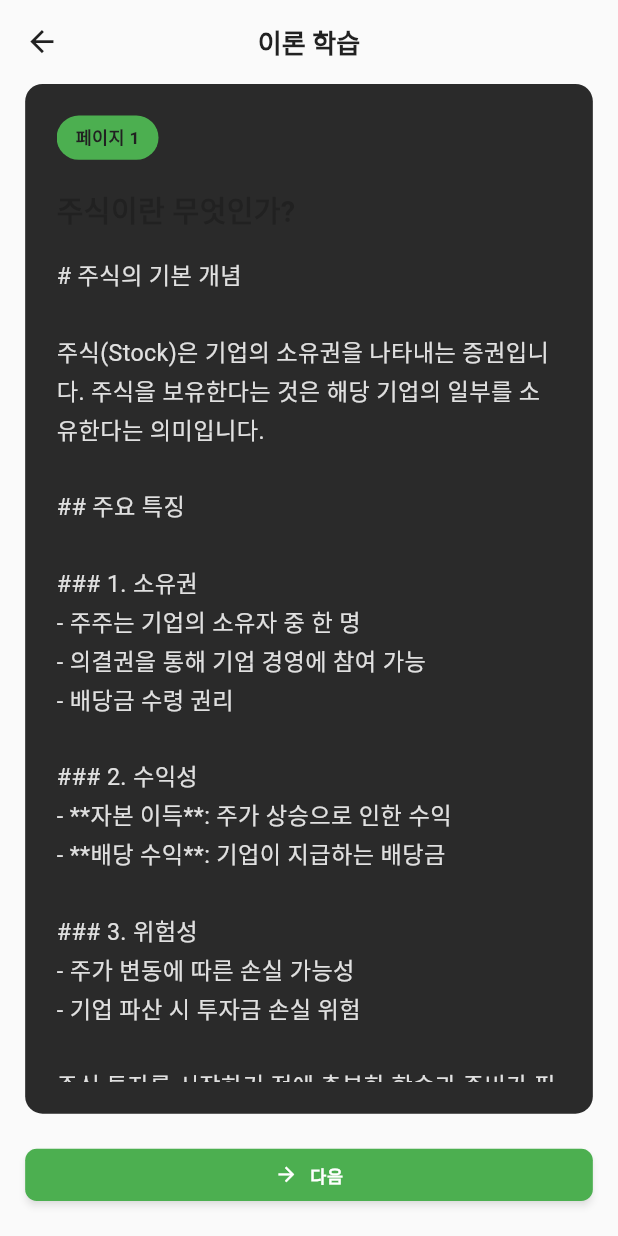
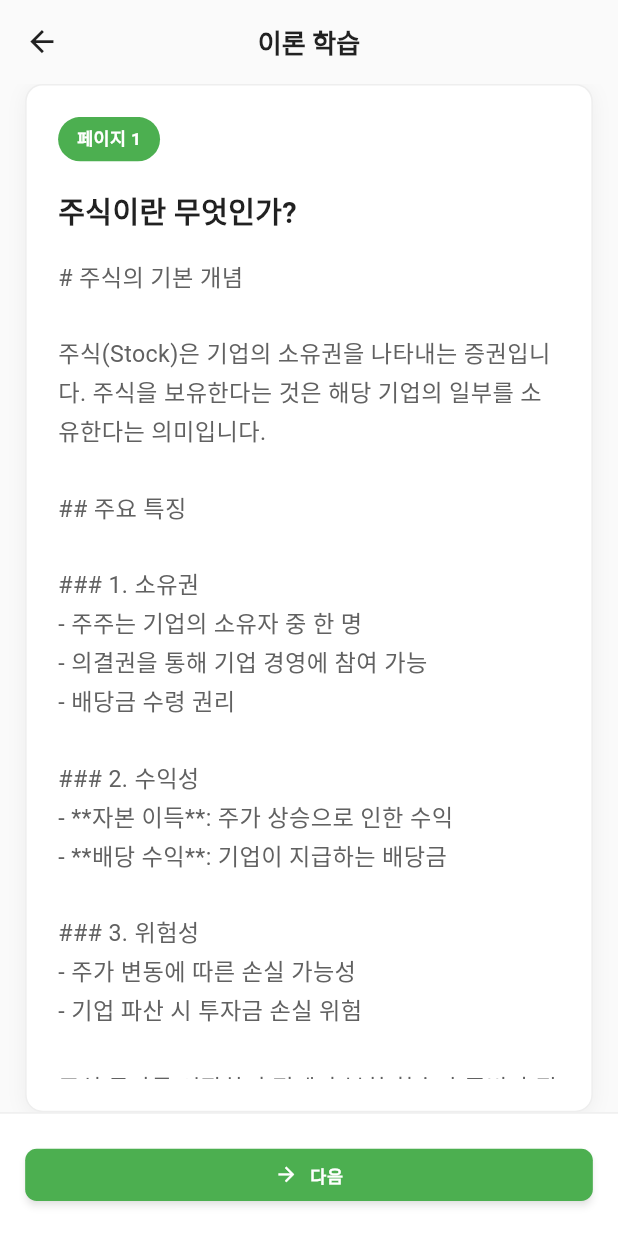
Before and after one commit to EM-H20/stocker, a Flutter app: the TheoryScreen screen opened by its route, on a phone screen of 412 x 824 dp. Run offline on Flutter 3.47's test engine with Material 3 defaults, Android fonts, the phone set to English and light mode, and no system bars; our stand-ins replace dio, flutter_screenutil, flutter_secure_storage, go_router, shared_preferences; accounts and stored records are empty.

Commit message:
fix:theory
이론부분 다크모드 업데이트

```diff
--- a/lib/features/education/presentation/theory_screen.dart
+++ b/lib/features/education/presentation/theory_screen.dart
@@ -1,12 +1,15 @@
 import 'package:flutter/material.dart';
 import 'package:flutter_screenutil/flutter_screenutil.dart';
 import 'package:go_router/go_router.dart';
-import 'package:stocker/app/config/app_routes.dart';
-import 'package:stocker/app/config/app_theme.dart';
-import 'package:stocker/app/core/widgets/action_button.dart';
 import 'package:provider/provider.dart';
+
+import '../../../app/config/app_routes.dart';
+import '../../../app/config/app_theme.dart';
 import 'education_provider.dart';
 import 'widgets/education_error_widget.dart';
+import 'widgets/theory_page_widget.dart';
+import 'widgets/theory_navigation_widget.dart';
+import 'widgets/theory_empty_state_widget.dart';
 
 class TheoryScreen extends StatefulWidget {
   const TheoryScreen({super.key, required this.chapterId});
@@ -39,36 +42,12 @@ class _TheoryScreenState extends State<TheoryScreen> {
   Widget build(BuildContext context) {
     return Scaffold(
       backgroundColor: Theme.of(context).scaffoldBackgroundColor,
-      appBar: AppBar(
-        backgroundColor: Theme.of(context).scaffoldBackgroundColor,
-        elevation: 0,
-        leading: IconButton(
-          icon: Icon(
-            Icons.arrow_back,
-            color: Theme.of(context).brightness == Brightness.dark ? Colors.white : AppTheme.grey900,
-            size: 24.sp,
-          ),
-          onPressed: () => context.go(AppRoutes.education),
-        ),
-        title: Text(
-          '이론 학습',
-          style: TextStyle(
-            color: Theme.of(context).brightness == Brightness.dark ? Colors.white : AppTheme.grey900,
-            fontSize: 18.sp,
-            fontWeight: FontWeight.w600,
-          ),
-        ),
-        centerTitle: true,
-      ),
+      appBar: _buildAppBar(context),
       body: Consumer<EducationProvider>(
         builder: (context, provider, child) {
           // 로딩 상태
           if (provider.isLoadingTheory) {
-            return const Center(
-              child: CircularProgressIndicator(
-                valueColor: AlwaysStoppedAnimation<Color>(AppTheme.successColor),
-              ),
-            );
+            return _buildLoadingState();
           }
 
           // 에러 상태
@@ -82,56 +61,64 @@ class _TheoryScreenState extends State<TheoryScreen> {
 
           // 이론 세션이 없는 경우
           if (provider.currentTheorySession == null) {
-            return Center(
-              child: Column(
-                mainAxisAlignment: MainAxisAlignment.center,
-                children: [
-                  Icon(
-                    Icons.book_outlined,
-                    size: 64.sp,
-                    color: Colors.grey[400],
-                  ),
-                  SizedBox(height: 16.h),
-                  Text(
-                    '이론 데이터가 없습니다',
-                    style: TextStyle(
-                      color: Theme.of(context).brightness == Brightness.dark ? Colors.white : AppTheme.grey900,
-                      fontSize: 16.sp,
-                      fontWeight: FontWeight.w500,
-                    ),
-                  ),
-                ],
-              ),
-            );
+            return const TheoryEmptyStateWidget(message: '이론 데이터가 없습니다');
           }
 
           final theorySession = provider.currentTheorySession!;
           final theories = theorySession.theories;
 
           if (theories.isEmpty) {
-            return Center(
-              child: Column(
-                mainAxisAlignment: MainAxisAlignment.center,
-                children: [
-                  Icon(
-                    Icons.book_outlined,
-                    size: 64.sp,
-                    color: Colors.grey[400],
-                  ),
-                  SizedBox(height: 16.h),
-                  Text(
-                    '이론 페이지가 없습니다',
-                    style: TextStyle(
-                      color: Theme.of(context).brightness == Brightness.dark ? Colors.white : AppTheme.grey900,
-                      fontSize: 16.sp,
-                      fontWeight: FontWeight.w500,
-                    ),
-                  ),
-                ],
+            return const TheoryEmptyStateWidget(message: '이론 페이지가 없습니다');
+          }
+
+          return _buildTheoryContent(context, provider, theories);
+        },
       ),
     );
   }
 
+  /// AppBar 빌드
+  PreferredSizeWidget _buildAppBar(BuildContext context) {
+    final isDarkMode = Theme.of(context).brightness == Brightness.dark;
+
+    return AppBar(
+      backgroundColor: Theme.of(context).scaffoldBackgroundColor,
+      elevation: 0,
+      leading: IconButton(
+        icon: Icon(
+          Icons.arrow_back,
+          color: isDarkMode ? Colors.white : AppTheme.grey900,
+          size: 24.sp,
+        ),
+        onPressed: () => context.go(AppRoutes.education),
+      ),
+      title: Text(
+        '이론 학습',
+        style: TextStyle(
+          color: isDarkMode ? Colors.white : AppTheme.grey900,
+          fontSize: 18.sp,
+          fontWeight: FontWeight.w600,
+        ),
+      ),
+      centerTitle: true,
+    );
+  }
+
+  /// 로딩 상태 위젯
+  Widget _buildLoadingState() {
+    return const Center(
+      child: CircularProgressIndicator(
+        valueColor: AlwaysStoppedAnimation<Color>(AppTheme.successColor),
+      ),
+    );
+  }
+
+  /// 이론 콘텐츠 빌드
+  Widget _buildTheoryContent(
+    BuildContext context,
+    EducationProvider provider,
+    List<dynamic> theories,
+  ) {
     return Column(
       children: [
         // 이론 내용
@@ -144,125 +131,34 @@ class _TheoryScreenState extends State<TheoryScreen> {
             itemCount: theories.length,
             itemBuilder: (context, index) {
               final theory = theories[index];
-                    return Container(
-                      margin: EdgeInsets.symmetric(horizontal: 16.w),
-                      padding: EdgeInsets.all(20.w),
-                      decoration: BoxDecoration(
-                        color: AppTheme.darkSurface,
-                        borderRadius: BorderRadius.circular(12.r),
-                      ),
-                      child: SingleChildScrollView(
-                        child: Column(
-                          crossAxisAlignment: CrossAxisAlignment.start,
-                          children: [
-                            // 페이지 번호
-                            Container(
-                              padding: EdgeInsets.symmetric(
-                                horizontal: 12.w,
-                                vertical: 6.h,
-                              ),
-                              decoration: BoxDecoration(
-                                color: AppTheme.successColor,
-                                borderRadius: BorderRadius.circular(20.r),
-                              ),
-                              child: Text(
-                                '페이지 ${index + 1}',
-                                style: TextStyle(
-                                  color: Theme.of(context).brightness == Brightness.dark ? Colors.white : AppTheme.grey900,
-                                  fontSize: 12.sp,
-                                  fontWeight: FontWeight.w600,
-                                ),
-                              ),
-                            ),
-                            SizedBox(height: 20.h),
-
-                            // 이론 제목
-                            if (theory.word.isNotEmpty) ...[
-                              Text(
-                                theory.word,
-                                style: TextStyle(
-                                  color: Theme.of(context).brightness == Brightness.dark ? Colors.white : AppTheme.grey900,
-                                  fontSize: 20.sp,
-                                  fontWeight: FontWeight.bold,
-                                ),
-                              ),
-                              SizedBox(height: 16.h),
-                            ],
-
-                            // 이론 내용
-                            Text(
-                              theory.content,
-                              style: TextStyle(
-                                color: Colors.grey[300],
-                                fontSize: 16.sp,
-                                height: 1.6,
-                              ),
-                            ),
-                          ],
-                        ),
-                      ),
-                    );
+              return TheoryPageWidget(theory: theory, pageIndex: index);
             },
           ),
         ),
 
-              // 하단 버튼들
-              Container(
-                padding: EdgeInsets.all(16.w),
-                child: Row(
-                  children: [
-                    // 이전 버튼
-                    if (provider.currentTheoryIndex > 0)
-                      Expanded(
-                        child: ActionButton(
-                          text: '이전',
-                          icon: Icons.arrow_back,
-                          color: Colors.grey[600]!,
-                          onPressed: () {
+        // 하단 네비게이션
+        TheoryNavigationWidget(
+          currentIndex: provider.currentTheoryIndex,
+          totalPages: theories.length,
+          onPrevious: () {
             _pageController.previousPage(
               duration: const Duration(milliseconds: 300),
               curve: Curves.easeInOut,
             );
           },
-                        ),
-                      ),
-
-                    if (provider.currentTheoryIndex > 0) SizedBox(width: 12.w),
-
-                    // 다음/완료 버튼
-                    if (provider.currentTheoryIndex < theories.length - 1)
-                      Expanded(
-                        child: ActionButton(
-                          text: '다음',
-                          icon: Icons.arrow_forward,
-                          color: AppTheme.successColor,
-                          onPressed: () {
+          onNext: () {
             _pageController.nextPage(
               duration: const Duration(milliseconds: 300),
               curve: Curves.easeInOut,
             );
           },
-                        ),
-                      )
-                    else
-                      Expanded(
-                        child: ActionButton(
-                          text: '이론 완료',
-                          icon: Icons.check_circle,
-                          color: AppTheme.successColor,
-                          onPressed: () => _completeTheory(provider),
-                        ),
-                      ),
-                  ],
-                ),
+          onComplete: () => _completeTheory(provider),
         ),
       ],
     );
-        },
-      ),
-    );
   }
 
+  /// 이론 완료 처리
   Future<void> _completeTheory(EducationProvider provider) async {
     try {
       await provider.completeTheory();
--- /dev/null
+++ b/lib/features/education/presentation/widgets/theory_empty_state_widget.dart
@@ -0,0 +1,46 @@
+import 'package:flutter/material.dart';
+import 'package:flutter_screenutil/flutter_screenutil.dart';
+import '../../../../app/config/app_theme.dart';
+
+/// 이론 데이터가 없을 때 표시되는 빈 상태 위젯
+class TheoryEmptyStateWidget extends StatelessWidget {
+  final String message;
+  final IconData icon;
+
+  const TheoryEmptyStateWidget({
+    super.key,
+    required this.message,
+    this.icon = Icons.book_outlined,
+  });
+
+  @override
+  Widget build(BuildContext context) {
+    final isDarkMode = Theme.of(context).brightness == Brightness.dark;
+
+    return Center(
+      child: Column(
+        mainAxisAlignment: MainAxisAlignment.center,
+        children: [
+          Icon(
+            icon,
+            size: 64.sp,
+            color: isDarkMode
+                ? AppTheme.grey600
+                : AppTheme.grey400,
+          ),
+          SizedBox(height: 16.h),
+          Text(
+            message,
+            style: TextStyle(
+              color: isDarkMode
+                  ? AppTheme.grey400
+                  : AppTheme.grey600,
+              fontSize: 16.sp,
+              fontWeight: FontWeight.w500,
+            ),
+          ),
+        ],
+      ),
+    );
+  }
+}
--- /dev/null
+++ b/lib/features/education/presentation/widgets/theory_navigation_widget.dart
@@ -0,0 +1,82 @@
+import 'package:flutter/material.dart';
+import 'package:flutter_screenutil/flutter_screenutil.dart';
+import '../../../../app/config/app_theme.dart';
+import '../../../../app/core/widgets/action_button.dart';
+
+/// 이론 페이지 하단 네비게이션 위젯
+class TheoryNavigationWidget extends StatelessWidget {
+  final int currentIndex;
+  final int totalPages;
+  final VoidCallback? onPrevious;
+  final VoidCallback? onNext;
+  final VoidCallback? onComplete;
+
+  const TheoryNavigationWidget({
+    super.key,
+    required this.currentIndex,
+    required this.totalPages,
+    this.onPrevious,
+    this.onNext,
+    this.onComplete,
+  });
+
+  @override
+  Widget build(BuildContext context) {
+    final isDarkMode = Theme.of(context).brightness == Brightness.dark;
+
+    return Container(
+      padding: EdgeInsets.all(16.w),
+      decoration: BoxDecoration(
+        color: isDarkMode
+            ? AppTheme.darkSurface
+            : Colors.white,
+        border: Border(
+          top: BorderSide(
+            color: isDarkMode
+                ? AppTheme.grey800
+                : AppTheme.grey200,
+            width: 1,
+          ),
+        ),
+      ),
+      child: Row(
+        children: [
+          // 이전 버튼
+          if (currentIndex > 0)
+            Expanded(
+              child: ActionButton(
+                text: '이전',
+                icon: Icons.arrow_back,
+                color: isDarkMode
+                    ? AppTheme.grey600
+                    : AppTheme.grey500,
+                onPressed: onPrevious ?? () {},
+              ),
+            ),
+
+          if (currentIndex > 0) SizedBox(width: 12.w),
+
+          // 다음/완료 버튼
+          if (currentIndex < totalPages - 1)
+            Expanded(
+              child: ActionButton(
+                text: '다음',
+                icon: Icons.arrow_forward,
+                color: AppTheme.successColor,
+                onPressed: onNext ?? () {},
+              ),
+            )
+          else
+            Expanded(
+              child: ActionButton(
+                text: '이론 완료',
+                icon: Icons.check_circle,
+                color: AppTheme.successColor,
+                onPressed: onComplete ?? () {},
+              ),
+            ),
+        ],
+      ),
+    );
+  }
+}
--- /dev/null
+++ b/lib/features/education/presentation/widgets/theory_page_widget.dart
@@ -0,0 +1,94 @@
+import 'package:flutter/material.dart';
+import 'package:flutter_screenutil/flutter_screenutil.dart';
+import '../../../../app/config/app_theme.dart';
+import '../../domain/models/theory_info.dart';
+
+/// 이론 페이지 위젯 - 개별 이론 내용을 표시
+class TheoryPageWidget extends StatelessWidget {
+  final TheoryInfo theory;
+  final int pageIndex;
+
+  const TheoryPageWidget({
+    super.key,
+    required this.theory,
+    required this.pageIndex,
+  });
+
+  @override
+  Widget build(BuildContext context) {
+    final isDarkMode = Theme.of(context).brightness == Brightness.dark;
+
+    return Container(
+      margin: EdgeInsets.symmetric(horizontal: 16.w),
+      padding: EdgeInsets.all(20.w),
+      decoration: BoxDecoration(
+        color: isDarkMode
+            ? AppTheme.darkSurface
+            : Colors.white,
+        borderRadius: BorderRadius.circular(12.r),
+        border: isDarkMode
+            ? null
+            : Border.all(color: AppTheme.grey200),
+        boxShadow: isDarkMode
+            ? null
+            : [
+                BoxShadow(
+                  color: Colors.black.withOpacity(0.05),
+                  blurRadius: 10,
+                  offset: const Offset(0, 2),
+                ),
+              ],
+      ),
+      child: SingleChildScrollView(
+        child: Column(
+          crossAxisAlignment: CrossAxisAlignment.start,
+          children: [
+            // 페이지 번호
+            Container(
+              padding: EdgeInsets.symmetric(
+                horizontal: 12.w,
+                vertical: 6.h,
+              ),
+              decoration: BoxDecoration(
+                color: AppTheme.successColor,
+                borderRadius: BorderRadius.circular(20.r),
+              ),
+              child: Text(
+                '페이지 ${pageIndex + 1}',
+                style: TextStyle(
+                  color: Colors.white,
+                  fontSize: 12.sp,
+                  fontWeight: FontWeight.w600,
+                ),
+              ),
+            ),
+            SizedBox(height: 20.h),
+
+            // 이론 제목
+            if (theory.word.isNotEmpty) ...[
+              Text(
+                theory.word,
+                style: TextStyle(
+                  color: isDarkMode ? Colors.white : AppTheme.grey900,
+                  fontSize: 20.sp,
+                  fontWeight: FontWeight.bold,
+                ),
+              ),
+              SizedBox(height: 16.h),
+            ],
+
+            // 이론 내용
+            Text(
+              theory.content,
+              style: TextStyle(
+                color: isDarkMode ? AppTheme.grey300 : AppTheme.grey700,
+                fontSize: 16.sp,
+                height: 1.6,
+              ),
+            ),
+          ],
+        ),
+      ),
+    );
+  }
+}
```
Lines whose indentation alone changed are shown as unchanged.
